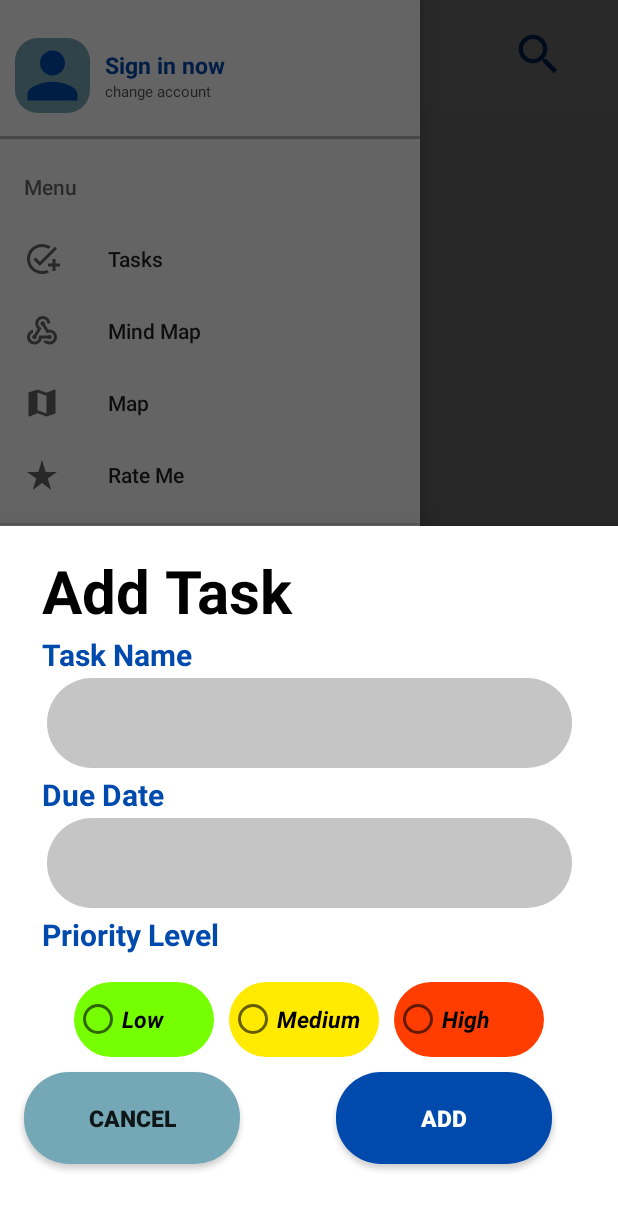
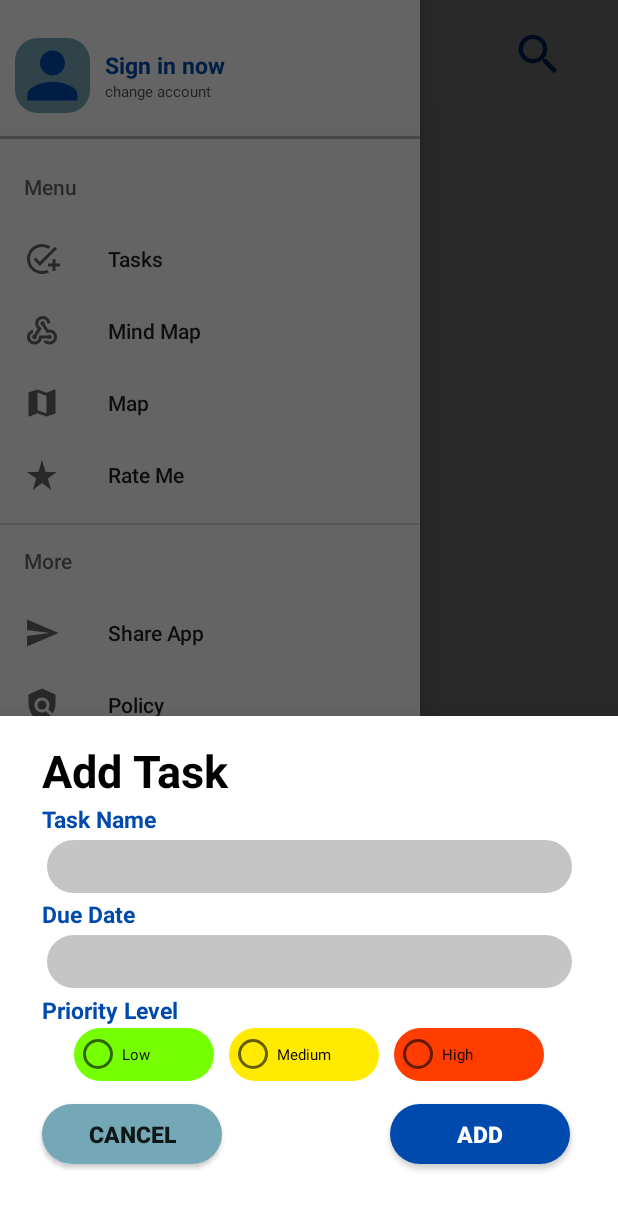
Before and after one commit to Khent-bit/GetApp2, an Android app: the fragment AddNewTask placed in its activity, with the side drawer open, on a phone screen of 412 x 824 dp. Shown: the top 1210 px of the screen. Run offline under Robolectric (Android 15) with nearby library versions, the phone set to English and light mode, and no system bars; our stand-ins replace Firebase (no records; nobody signed in at launch, a user with empty details on screens opened directly).

```diff
--- /dev/null
+++ b/app/src/main/java/com/example/getapp/Adapter/ToDoAdapter.java
@@ -0,0 +1,86 @@
+package com.example.getapp.Adapter;
+
+import android.view.LayoutInflater;
+import android.view.View;
+import android.view.ViewGroup;
+import android.widget.CheckBox;
+import android.widget.CompoundButton;
+import android.widget.TextView;
+
+import androidx.annotation.NonNull;
+import androidx.recyclerview.widget.RecyclerView;
+import androidx.viewpager.widget.PagerAdapter;
+
+import com.example.getapp.MainActivity;
+import com.example.getapp.Model.ToDoModel;
+import com.example.getapp.R;
+import com.google.firebase.firestore.FirebaseFirestore;
+
+import java.util.List;
+
+public class ToDoAdapter extends RecyclerView.Adapter<ToDoAdapter.MyViewHolder> {
+
+    private List<ToDoModel> todolist;
+    private MainActivity activity;
+    private FirebaseFirestore firestore;
+
+
+    public ToDoAdapter(MainActivity mainActivity, List<ToDoModel> todolist){
+        this.todolist = todolist;
+        activity = mainActivity;
+    }
+
+    @NonNull
+    @Override
+    public MyViewHolder onCreateViewHolder(@NonNull ViewGroup parent, int viewType) {
+        View view = LayoutInflater.from(activity).inflate(R.layout.drawer_task_instance, parent, false);
+        firestore = FirebaseFirestore.getInstance();
+        return new MyViewHolder(view);
+    }
+
+    @Override
+    public void onBindViewHolder(@NonNull MyViewHolder holder, int position) {
+        ToDoModel toDoModel = todolist.get(position);
+        holder.mTaskName.setText(toDoModel.getTask());
+        holder.mDueDate.setText(toDoModel.getDue());
+        holder.mPriority.setText(toDoModel.getPriority());
+        holder.mCheckBox.setChecked(toBoolean(toDoModel.getStatus()));
+
+        holder.mCheckBox.setOnCheckedChangeListener(new CompoundButton.OnCheckedChangeListener() {
+            @Override
+            public void onCheckedChanged(CompoundButton compoundButton, boolean b) {
+                if(b){
+                    firestore.collection("task").document(toDoModel.TaskId).update("status", 1);
+                }else{
+                    firestore.collection("task").document(toDoModel.TaskId).update("status", 0);
+                }
+            }
+        });
+
+    }
+
+    private boolean toBoolean(int status){
+        return status != 0;
+    }
+
+    @Override
+    public int getItemCount() {
+        return todolist.size();
+    }
+
+    public class MyViewHolder extends RecyclerView.ViewHolder{
+
+        TextView mDueDate;
+        TextView mTaskName;
+        CheckBox mCheckBox;
+        TextView mPriority;
+        public MyViewHolder(@NonNull View ItemView) {
+            super(ItemView);
+
+            mDueDate = itemView.findViewById(R.id.dueDate);
+            mCheckBox = itemView.findViewById(R.id.checkBox3);
+            mTaskName = itemView.findViewById(R.id.taskName);
+            mPriority = itemView.findViewById(R.id.priority);
+        }
+    }
+}
--- a/app/src/main/java/com/example/getapp/AddNewTask.java
+++ b/app/src/main/java/com/example/getapp/AddNewTask.java
@@ -40,36 +40,26 @@ public class AddNewTask extends BottomSheetDialogFragment {
     private EditText mTaskEdit;
     private Button saveBtn;
     private Button cancelBtn;
-    private RadioGroup radioGroup;
-    private RadioButton radioButton;
     private FirebaseFirestore firestore;
     private Context context;
     private String duedate = "";
+
+    private RadioButton lowBtn;
+    private RadioButton mediumBtn;
+    private RadioButton highBtn;
+    private String priority;
 
     public static AddNewTask newInstance(){
         return new AddNewTask();
     }
 
-    public String checkBtn(){
-        radioGroup = radioGroup.findViewById(R.id.radioGroup);
-        int radioId = radioGroup.getCheckedRadioButtonId();
-        radioButton = getView().findViewById(radioId);
 
-        if(radioButton.getText().toString() == "Low"){
-            return "Low";
-        }else if(radioButton.getText().toString() == "Medium"){
-            return "Medium";
-        }else{
-            return "High";
-        }
-    }
 
     @Nullable
     @Override
     public View onCreateView(@NonNull LayoutInflater inflater, @Nullable ViewGroup container, @Nullable Bundle savedInstanceState) {
-        return inflater.inflate(R.layout.layout_addtask, container, false);
+        return inflater.inflate(R.layout.layout_addtask, container, true);
     }
-
 
     @Override
     public void onViewCreated(@NonNull View view, @Nullable Bundle savedInstanceState) {
@@ -79,7 +69,19 @@ public class AddNewTask extends BottomSheetDialogFragment {
         mTaskEdit = view.findViewById(R.id.editTextTextPersonName);
         saveBtn = view.findViewById(R.id.addbtn);
         cancelBtn = view.findViewById(R.id.cancelbtn);
+        lowBtn = view.findViewById(R.id.lowbtn);
+        mediumBtn = view.findViewById(R.id.mediumbtn);
+        highBtn = view.findViewById(R.id.highbtn);
         firestore = FirebaseFirestore.getInstance();
+
+
+
+        cancelBtn.setOnClickListener(new View.OnClickListener() {
+            @Override
+            public void onClick(View view) {
+                dismiss();
+            }
+        });
         mTaskEdit.addTextChangedListener(new TextWatcher() {
             @Override
             public void beforeTextChanged(CharSequence charSequence, int i, int i1, int i2) {
@@ -88,7 +90,7 @@ public class AddNewTask extends BottomSheetDialogFragment {
 
             @Override
             public void onTextChanged(CharSequence charSequence, int i, int i1, int i2) {
-                if (charSequence.toString().equals(" ")) {
+                if (charSequence.toString().equals("")) {
                     saveBtn.setEnabled(false);
                     saveBtn.setBackgroundResource(R.drawable.btn_disabled);
                 } else {
@@ -131,9 +133,21 @@ public class AddNewTask extends BottomSheetDialogFragment {
                 if (task.isEmpty()) {
                     Toast.makeText(context, "Empty Task is not allowed", Toast.LENGTH_SHORT).show();
                 } else {
+                    if(lowBtn.isChecked()){
+                        priority = "Low";
+                        Toast.makeText(context, "Priority is set to low", Toast.LENGTH_SHORT).show();
+                    }else if(mediumBtn.isChecked()){
+                        priority = "Medium";
+                        Toast.makeText(context, "Priority is set to medium", Toast.LENGTH_SHORT).show();
+                    }else if(highBtn.isChecked()){
+                        priority = "High";
+                        Toast.makeText(context, "Priority is set to high", Toast.LENGTH_SHORT).show();
+                    }else{
+                        priority = "No priority level selected";
+                        Toast.makeText(context, "None priority", Toast.LENGTH_SHORT).show();
+                    }
 
                     Map<String, Object> taskMap = new HashMap<>();
-                    String priority = checkBtn();
                     taskMap.put("task", task);
                     taskMap.put("due", duedate);
                     taskMap.put("priority", priority);
--- a/app/src/main/java/com/example/getapp/MainActivity.java
+++ b/app/src/main/java/com/example/getapp/MainActivity.java
@@ -1,6 +1,7 @@
 package com.example.getapp;
 
 import androidx.annotation.NonNull;
+import androidx.annotation.Nullable;
 import androidx.appcompat.app.ActionBarDrawerToggle;
 import androidx.appcompat.app.AppCompatActivity;
 import androidx.core.view.GravityCompat;
@@ -17,8 +18,20 @@ import android.view.View;
 import android.widget.ImageView;
 import android.widget.Toast;
 
+import com.example.getapp.Adapter.ToDoAdapter;
+import com.example.getapp.Model.ToDoModel;
 import com.google.android.material.floatingactionbutton.FloatingActionButton;
 import com.google.android.material.navigation.NavigationView;
+import com.google.firebase.firestore.DocumentChange;
+import com.google.firebase.firestore.EventListener;
+import com.google.firebase.firestore.FirebaseFirestore;
+import com.google.firebase.firestore.FirebaseFirestoreException;
+import com.google.firebase.firestore.QuerySnapshot;
+import com.example.getapp.Model.ToDoModel;
+
+import java.util.ArrayList;
+import java.util.Collections;
+import java.util.List;
 
 public class MainActivity extends AppCompatActivity {
 
@@ -29,6 +42,9 @@ public class MainActivity extends AppCompatActivity {
 
     private RecyclerView recyclerView;
     private FloatingActionButton nFab;
+    private FirebaseFirestore firestore;
+    private ToDoAdapter adapter;
+    private List<ToDoModel> mList;
 
     @SuppressLint("MissingInflatedId")
     @Override
@@ -41,6 +57,7 @@ public class MainActivity extends AppCompatActivity {
         imageMenu = findViewById(R.id.imageMenu);
         recyclerView = findViewById(R.id.recyclerView);
         nFab = findViewById(R.id.floatingActionButton2);
+        firestore = FirebaseFirestore.getInstance();
 
         recyclerView.setHasFixedSize(true);
         recyclerView.setLayoutManager(new LinearLayoutManager(MainActivity.this));
@@ -51,6 +68,12 @@ public class MainActivity extends AppCompatActivity {
                 AddNewTask.newInstance().show(getSupportFragmentManager(), AddNewTask.TAG);
             }
         });
+        mList = new ArrayList<>();
+        adapter = new ToDoAdapter(MainActivity.this, mList);
+
+        recyclerView.setAdapter(adapter);
+        showData();
+
 
         toggle = new ActionBarDrawerToggle(MainActivity.this, drawerLayout, R.string.open, R.string.close);
         drawerLayout.addDrawerListener(toggle);
@@ -102,4 +125,22 @@ public class MainActivity extends AppCompatActivity {
         });
 
     }
+
+    private void showData(){
+        firestore.collection("task").addSnapshotListener(new EventListener<QuerySnapshot>() {
+            @Override
+            public void onEvent(@Nullable QuerySnapshot value, @Nullable FirebaseFirestoreException error) {
+                for(DocumentChange documentChange : value.getDocumentChanges()){
+                    if(documentChange.getType() == DocumentChange.Type.ADDED){
+                        String id = documentChange.getDocument().getId();
+                        ToDoModel toDoModel = documentChange.getDocument().toObject(ToDoModel.class).withId(id);
+
+                        mList.add(toDoModel);
+                        adapter.notifyDataSetChanged();
+                    }
+                }
+                Collections.reverse(mList);
+            }
+        });
+    }
 }
--- a/app/src/main/res/layout/activity_main.xml
+++ b/app/src/main/res/layout/activity_main.xml
@@ -13,13 +13,13 @@
         >
 
         <androidx.recyclerview.widget.RecyclerView
+            android:id="@+id/recyclerView"
             android:layout_width="match_parent"
-            android:id="@+id/recyclerView"
             android:layout_height="758dp"
             android:layout_below="@+id/appBar"
             android:layout_alignParentBottom="true"
-            android:layout_marginTop="24dp"
-            android:layout_marginBottom="36dp" />
+            android:layout_marginLeft="8dp"
+            android:layout_marginRight="8dp" />
 
         <LinearLayout
             android:id="@+id/appBar"
--- a/app/src/main/res/layout/layout_addtask.xml
+++ b/app/src/main/res/layout/layout_addtask.xml
@@ -7,13 +7,13 @@
 
     <TextView
         android:id="@+id/textView3"
-        android:layout_width="176dp"
-        android:layout_height="54dp"
+        android:layout_width="134dp"
+        android:layout_height="40dp"
         android:layout_marginStart="28dp"
         android:layout_marginTop="16dp"
         android:text="Add Task"
         android:textColor="@color/black"
-        android:textSize="40sp"
+        android:textSize="30sp"
         android:textStyle="bold"
         app:layout_constraintStart_toStartOf="parent"
         app:layout_constraintTop_toTopOf="parent" />
@@ -26,7 +26,7 @@
         android:layout_marginTop="2dp"
         android:text="Task Name"
         android:textColor="@color/main_color"
-        android:textSize="20sp"
+        android:textSize="15sp"
         android:textStyle="bold"
         app:layout_constraintStart_toStartOf="parent"
         app:layout_constraintTop_toBottomOf="@+id/textView3" />
@@ -34,8 +34,8 @@
     <EditText
         android:id="@+id/editTextTextPersonName"
         android:layout_width="350dp"
-        android:layout_height="60dp"
-        android:layout_marginTop="2dp"
+        android:layout_height="35dp"
+        android:layout_marginTop="3dp"
         android:background="@drawable/bg_edittxt"
         android:ems="10"
         android:gravity="center"
@@ -49,10 +49,10 @@
         android:layout_width="wrap_content"
         android:layout_height="wrap_content"
         android:layout_marginStart="28dp"
-        android:layout_marginTop="4dp"
+        android:layout_marginTop="3dp"
         android:text="Due Date"
         android:textColor="@color/main_color"
-        android:textSize="20sp"
+        android:textSize="15sp"
         android:textStyle="bold"
         app:layout_constraintStart_toStartOf="parent"
         app:layout_constraintTop_toBottomOf="@+id/editTextTextPersonName" />
@@ -60,8 +60,8 @@
     <EditText
         android:id="@+id/editTextDate"
         android:layout_width="350dp"
-        android:layout_height="60dp"
-        android:layout_marginTop="2dp"
+        android:layout_height="35dp"
+        android:layout_marginTop="3dp"
         android:background="@drawable/bg_edittxt"
         android:gravity="center"
         android:ems="10"
@@ -78,7 +78,7 @@
         android:layout_marginTop="4dp"
         android:text="Priority Level"
         android:textColor="@color/main_color"
-        android:textSize="20sp"
+        android:textSize="15sp"
         android:textStyle="bold"
         app:layout_constraintStart_toStartOf="parent"
         app:layout_constraintTop_toBottomOf="@+id/editTextDate" />
@@ -87,7 +87,7 @@
         android:id="@+id/radioGroup"
         android:layout_width="wrap_content"
         android:layout_height="wrap_content"
-        android:layout_marginTop="2dp"
+        android:layout_marginTop="1dp"
         android:orientation="horizontal"
         app:layout_constraintEnd_toEndOf="parent"
         app:layout_constraintStart_toStartOf="parent"
@@ -96,49 +96,43 @@
         <RadioButton
             android:id="@+id/lowbtn"
             android:layout_width="93dp"
-            android:layout_height="50dp"
-            android:layout_marginTop="16dp"
+            android:layout_height="35dp"
             android:background="@drawable/bg_low"
             android:gravity="center_vertical"
             android:text="Low"
-            android:textSize="15sp"
-            android:textStyle="bold|italic" />
+            android:textSize="10sp" />
 
         <RadioButton
             android:id="@+id/mediumbtn"
             android:layout_width="100dp"
-            android:layout_height="50dp"
+            android:layout_height="35dp"
             android:layout_marginStart="10dp"
-            android:layout_marginTop="16dp"
             android:background="@drawable/bg_medium"
             android:gravity="center_vertical"
             android:text="Medium"
-            android:textSize="15sp"
-            android:textStyle="bold|italic"
+            android:textSize="10sp"
             app:layout_constraintStart_toStartOf="@+id/lowbtn"
             app:layout_constraintTop_toBottomOf="@+id/textView6" />
 
         <RadioButton
             android:id="@+id/highbtn"
             android:layout_width="100dp"
-            android:layout_height="50dp"
+            android:layout_height="35dp"
             android:layout_marginStart="10dp"
-            android:layout_marginTop="16dp"
             android:background="@drawable/bg_high"
             android:gravity="center_vertical"
             android:text="High"
-            android:textSize="15sp"
-            android:textStyle="bold|italic"
+            android:textSize="10sp"
             app:layout_constraintStart_toStartOf="@+id/mediumbtn"
             app:layout_constraintTop_toBottomOf="@+id/textView6" />
     </RadioGroup>
 
     <Button
         android:id="@+id/cancelbtn"
-        android:layout_width="144dp"
-        android:layout_height="61dp"
-        android:layout_marginStart="16dp"
-        android:layout_marginTop="10dp"
+        android:layout_width="120dp"
+        android:layout_height="40dp"
+        android:layout_marginStart="28dp"
+        android:layout_marginTop="15dp"
         android:background="@drawable/btn_cancel"
         android:text="Cancel"
         android:textSize="15sp"
@@ -148,10 +142,10 @@
 
     <Button
         android:id="@+id/addbtn"
-        android:layout_width="144dp"
-        android:layout_height="61dp"
-        android:layout_marginStart="64dp"
-        android:layout_marginTop="10dp"
+        android:layout_width="120dp"
+        android:layout_height="40dp"
+        android:layout_marginStart="112dp"
+        android:layout_marginTop="15dp"
         android:background="@drawable/btn_add"
         android:text="Add"
         android:textColor="@color/white"
```
Also changed, not shown: app/src/main/java/com/example/getapp/Model/TaskId.java (added, +15 -0 lines), app/src/main/java/com/example/getapp/Model/ToDoModel.java (added, +24 -0 lines), app/src/main/res/layout/drawer_task_instance.xml (+11 -8 lines).
